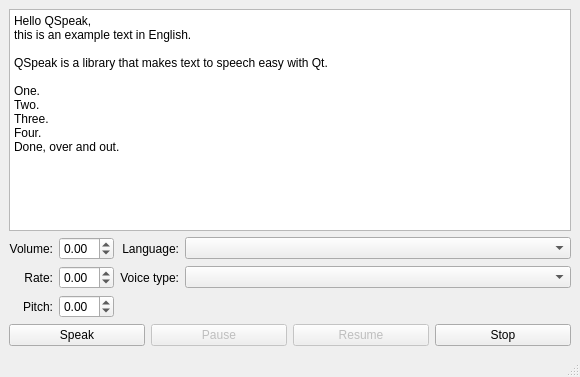
Before: the Qt Designer form examples/widgets/hello_speak/mainwindow.ui in qt/qtspeech, drawn with Qt 5.
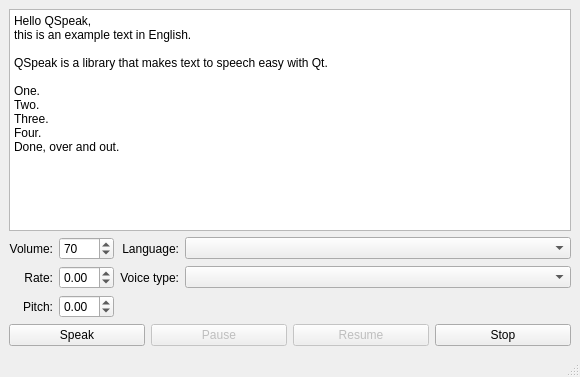
After: the same form once the commit is applied.

What changed in the file:
```diff
--- a/examples/widgets/hello_speak/mainwindow.ui
+++ b/examples/widgets/hello_speak/mainwindow.ui
@@ -57,22 +57,6 @@
         <property name="alignment">
          <set>Qt::AlignRight|Qt::AlignTrailing|Qt::AlignVCenter</set>
         </property>
-        <property name="buddy">
-         <cstring>volume</cstring>
-        </property>
-       </widget>
-      </item>
-      <item row="1" column="1">
-       <widget class="QDoubleSpinBox" name="volume">
-        <property name="minimum">
-         <double>-1.000000000000000</double>
-        </property>
-        <property name="maximum">
-         <double>1.000000000000000</double>
-        </property>
-        <property name="singleStep">
-         <double>0.100000000000000</double>
-        </property>
        </widget>
       </item>
       <item row="2" column="0">
@@ -156,6 +140,16 @@
       <item row="2" column="4">
        <widget class="QComboBox" name="voiceType"/>
       </item>
+      <item row="1" column="1">
+       <widget class="QSpinBox" name="volume">
+        <property name="maximum">
+         <number>100</number>
+        </property>
+        <property name="value">
+         <number>70</number>
+        </property>
+       </widget>
+      </item>
      </layout>
     </item>
     <item>
```
